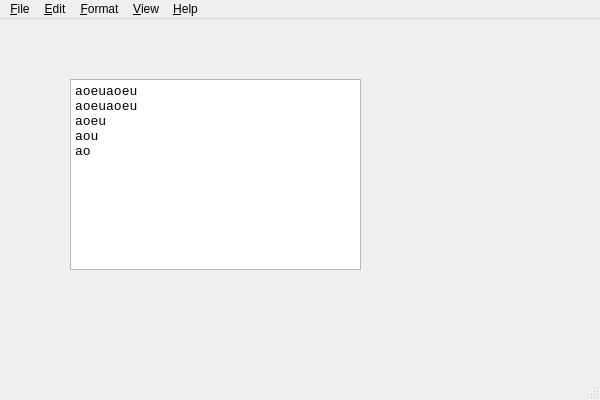
Old version of the form MainWindow.ui in the repository andrewrk/Secure-WordVault.
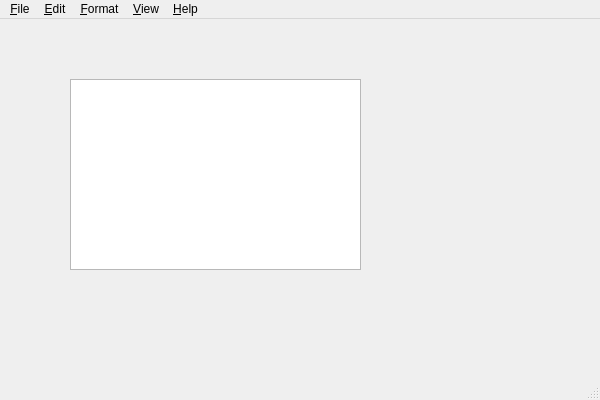
New version of the form.

Commit message: undo/redo

What changed in the file:
```diff
--- a/MainWindow.ui
+++ b/MainWindow.ui
@@ -30,12 +30,7 @@
      </font>
     </property>
     <property name="plainText">
-     <string>aoeuaoeu
-aoeuaoeu
-aoeu
-aou
-ao
-</string>
+     <string/>
     </property>
    </widget>
   </widget>
```
Left out of the diff: 52 changed lines with no effect on the pictures. The commit also changes 2 other files.
